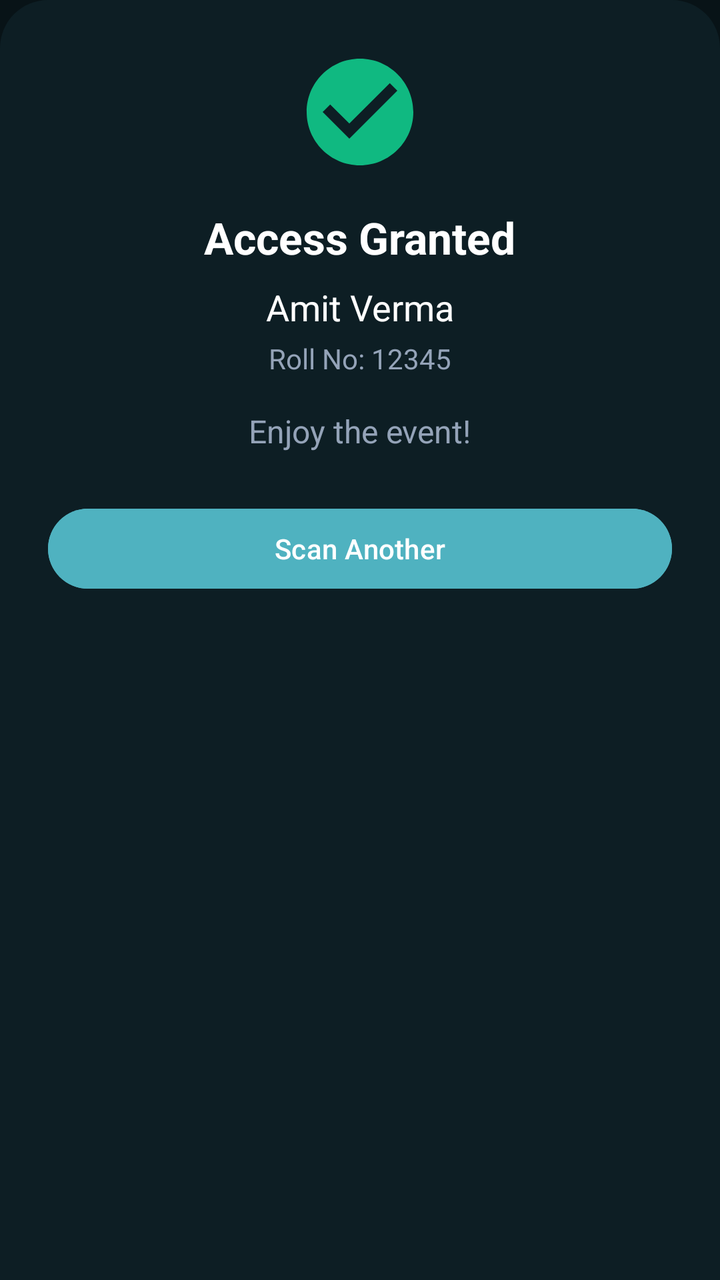
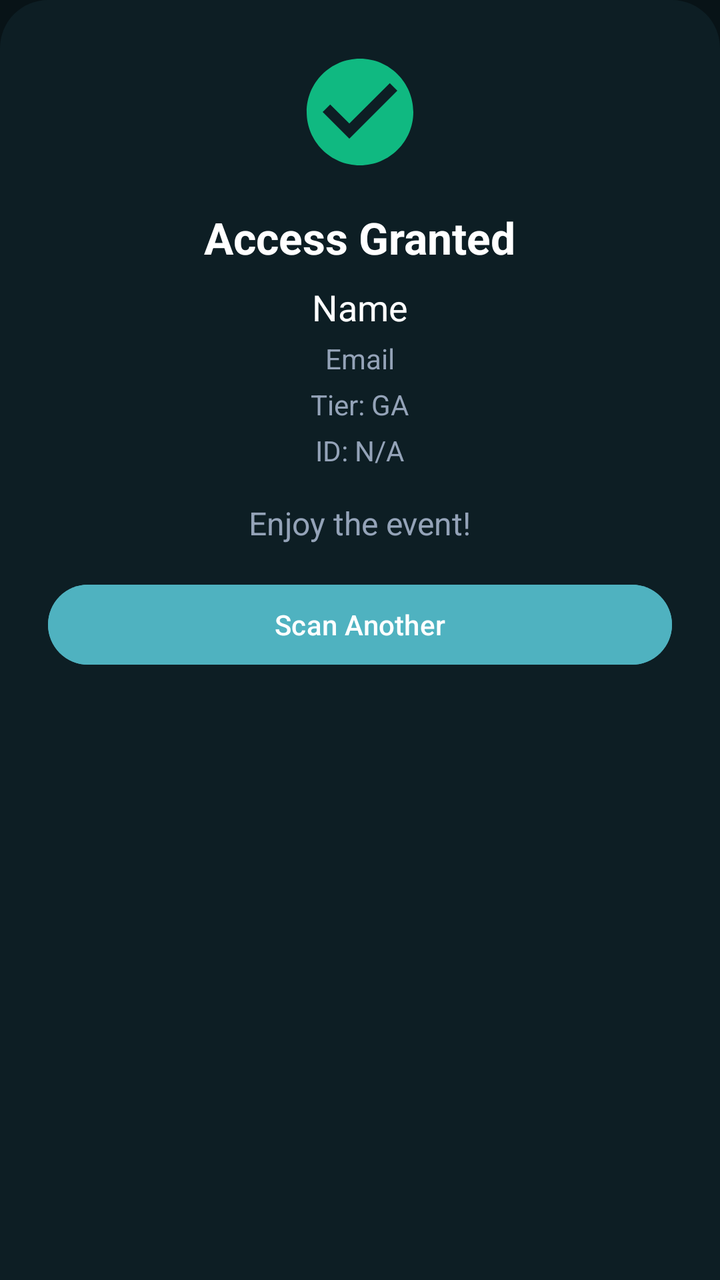

An Android layout rendered at two revisions. The XML below is the earlier revision; the diff shows what the commit changed to produce the second picture.
<!-- AndroidManifest.xml: application theme Theme.EventSphereScanner -->
<!-- res/layout/bottom_sheet_scan_result.xml -->
<?xml version="1.0" encoding="utf-8"?>
<LinearLayout xmlns:android="http://schemas.android.com/apk/res/android"
    android:layout_width="match_parent"
    android:layout_height="wrap_content"
    android:background="@drawable/bottom_sheet_background"
    android:orientation="vertical"
    android:padding="24dp">

    <ImageView
        android:id="@+id/resultIcon"
        android:layout_width="64dp"
        android:layout_height="64dp"
        android:layout_gravity="center"
        android:src="@drawable/ic_success" />

    <TextView
        android:id="@+id/resultTitle"
        android:layout_width="wrap_content"
        android:layout_height="wrap_content"
        android:layout_gravity="center"
        android:layout_marginTop="16dp"
        android:text="Access Granted"
        android:textColor="@color/text_primary"
        android:textSize="22sp"
        android:textStyle="bold" />

    <TextView
        android:id="@+id/attendeeName"
        android:layout_width="wrap_content"
        android:layout_height="wrap_content"
        android:layout_gravity="center"
        android:layout_marginTop="8dp"
        android:text="Amit Verma"
        android:textColor="@color/text_primary"
        android:textSize="18sp" />

    <TextView
        android:id="@+id/rollNo"
        android:layout_width="wrap_content"
        android:layout_height="wrap_content"
        android:layout_gravity="center"
        android:layout_marginTop="4dp"
        android:text="Roll No: 12345"
        android:textColor="@color/text_secondary"
        android:textSize="14sp" />

    <TextView
        android:id="@+id/resultMessage"
        android:layout_width="wrap_content"
        android:layout_height="wrap_content"
        android:layout_gravity="center"
        android:layout_marginTop="16dp"
        android:text="Enjoy the event!"
        android:textColor="@color/text_secondary"
        android:textSize="16sp" />

    <Button
        android:id="@+id/btnDismiss"
        android:layout_width="match_parent"
        android:layout_height="wrap_content"
        android:layout_marginTop="24dp"
        android:text="Scan Another"
        android:backgroundTint="@color/primary"
        android:textColor="@color/white" />

</LinearLayout>
<!-- resources referenced by this layout -->
<resources>
  <color name="primary">#4FB2C0</color>
  <color name="text_primary">#FFFFFF</color>
  <color name="text_secondary">#94A3B8</color>
  <color name="white">#FFFFFFFF</color>
  <!-- drawable bottom_sheet_background (drawable) -->
  <?xml version="1.0" encoding="utf-8"?>
  <shape xmlns:android="http://schemas.android.com/apk/res/android">
      <solid android:color="@color/surface" />
      <corners
          android:topLeftRadius="24dp"
          android:topRightRadius="24dp" />
  </shape>
  <!-- drawable ic_success (drawable) -->
  <vector xmlns:android="http://schemas.android.com/apk/res/android"
      android:width="24dp"
      android:height="24dp"
      android:viewportWidth="24"
      android:viewportHeight="24">
      <path
          android:fillColor="@color/success"
          android:pathData="M12,2C6.48,2 2,6.48 2,12s4.48,10 10,10 10,-4.48 10,-10S17.52,2 12,2zM10,17l-5,-5 1.41,-1.41L10,14.17l7.59,-7.59L19,8l-9,9z" />
  </vector>
  <style name="Theme.EventSphereScanner" parent="Theme.Material3.Dark.NoActionBar">
          
          <item name="colorPrimary">@color/primary</item>
          <item name="colorOnPrimary">@color/white</item>
          <item name="colorSecondary">@color/secondary</item>
          <item name="colorOnSecondary">@color/black</item>
  
          
          <item name="android:windowBackground">@color/background</item>
          <item name="colorSurface">@color/surface</item>
          <item name="colorOnSurface">@color/text_primary</item>
          <item name="colorOnSurfaceVariant">@color/text_secondary</item>
  
          
          <item name="android:statusBarColor">@color/background</item>
      </style>
  <color name="surface">#0D1E24</color>
  <color name="success">#10B981</color>
  <color name="secondary">#97A1DA</color>
  <color name="black">#FF000000</color>
  <color name="background">#081317</color>
</resources>

<!-- the commit's change to res/layout/bottom_sheet_scan_result.xml (unified diff, before → after) -->
@@ -30,9 +30,29 @@
         android:layout_height="wrap_content"
         android:layout_gravity="center"
         android:layout_marginTop="8dp"
-        android:text="Amit Verma"
+        android:text="Name"
         android:textColor="@color/text_primary"
         android:textSize="18sp" />
+
+    <TextView
+        android:id="@+id/attendeeEmail"
+        android:layout_width="wrap_content"
+        android:layout_height="wrap_content"
+        android:layout_gravity="center"
+        android:layout_marginTop="4dp"
+        android:text="Email"
+        android:textColor="@color/text_secondary"
+        android:textSize="14sp" />
+
+    <TextView
+        android:id="@+id/tierName"
+        android:layout_width="wrap_content"
+        android:layout_height="wrap_content"
+        android:layout_gravity="center"
+        android:layout_marginTop="4dp"
+        android:text="Tier: GA"
+        android:textColor="@color/text_secondary"
+        android:textSize="14sp" />
 
     <TextView
         android:id="@+id/rollNo"
@@ -40,9 +60,40 @@
         android:layout_height="wrap_content"
         android:layout_gravity="center"
         android:layout_marginTop="4dp"
-        android:text="Roll No: 12345"
+        android:text="ID: N/A"
         android:textColor="@color/text_secondary"
         android:textSize="14sp" />
+
+    <LinearLayout
+        android:id="@+id/imagesContainer"
+        android:layout_width="match_parent"
+        android:layout_height="wrap_content"
+        android:orientation="horizontal"
+        android:gravity="center"
+        android:layout_marginTop="16dp"
+        android:visibility="gone">
+        
+        <ImageView
+            android:id="@+id/paymentImage"
+            android:layout_width="0dp"
+            android:layout_weight="1"
+            android:layout_height="180dp"
+            android:layout_marginEnd="8dp"
+            android:visibility="gone"
+            android:adjustViewBounds="true"
+            android:scaleType="fitCenter" />
+            
+        <ImageView
+            android:id="@+id/exitImage"
+            android:layout_width="0dp"
+            android:layout_weight="1"
+            android:layout_height="180dp"
+            android:layout_marginStart="8dp"
+            android:visibility="gone"
+            android:adjustViewBounds="true"
+            android:scaleType="fitCenter" />
+            
+    </LinearLayout>
 
     <TextView
         android:id="@+id/resultMessage"
@@ -55,10 +106,30 @@
         android:textSize="16sp" />
 
     <Button
+        android:id="@+id/btnTempExit"
+        android:layout_width="match_parent"
+        android:layout_height="wrap_content"
+        android:layout_marginTop="24dp"
+        android:text="Mark Temporary Exit"
+        android:backgroundTint="@color/warning"
+        android:textColor="@color/white"
+        android:visibility="gone" />
+
+    <Button
+        android:id="@+id/btnReEnter"
+        android:layout_width="match_parent"
+        android:layout_height="wrap_content"
+        android:layout_marginTop="16dp"
+        android:text="Re-Enter"
+        android:backgroundTint="@color/success"
+        android:textColor="@color/white"
+        android:visibility="gone" />
+
+    <Button
         android:id="@+id/btnDismiss"
         android:layout_width="match_parent"
         android:layout_height="wrap_content"
-        android:layout_marginTop="24dp"
+        android:layout_marginTop="16dp"
         android:text="Scan Another"
         android:backgroundTint="@color/primary"
         android:textColor="@color/white" />
<!-- resource entries referenced after the edit -->
@@ -3,6 +3,7 @@
   <color name="primary">#4FB2C0</color>
   <color name="text_primary">#FFFFFF</color>
   <color name="text_secondary">#94A3B8</color>
+  <color name="warning">#F59E0B</color>
   <color name="white">#FFFFFFFF</color>
   <!-- drawable bottom_sheet_background (drawable) -->
   <?xml version="1.0" encoding="utf-8"?>
